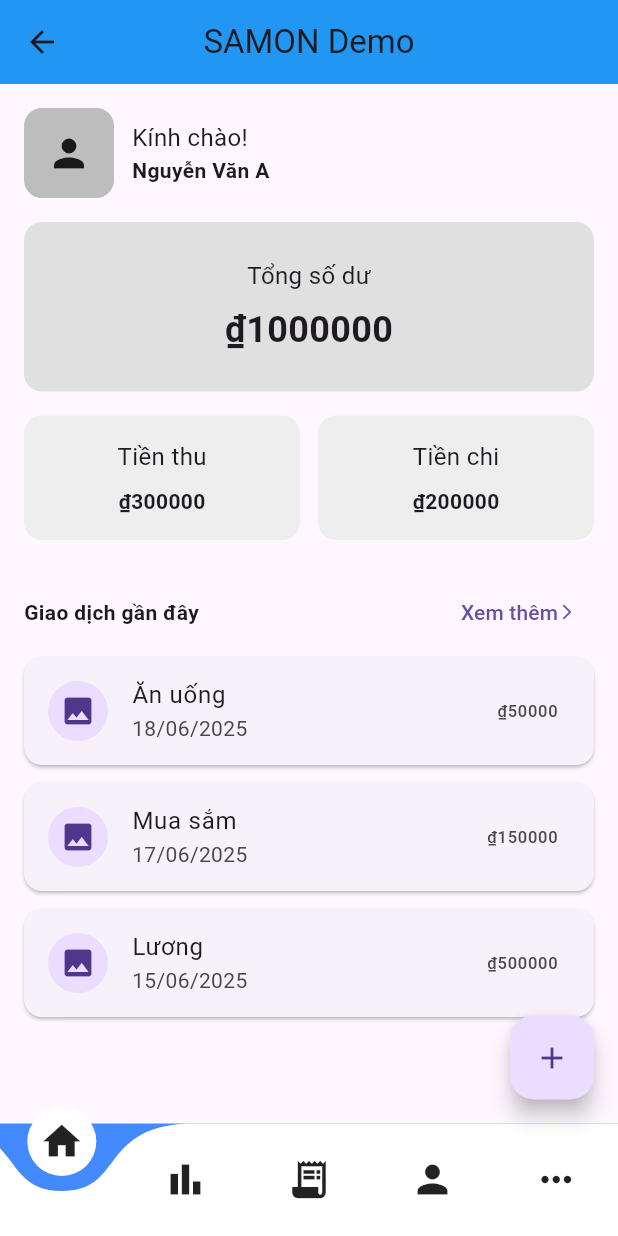
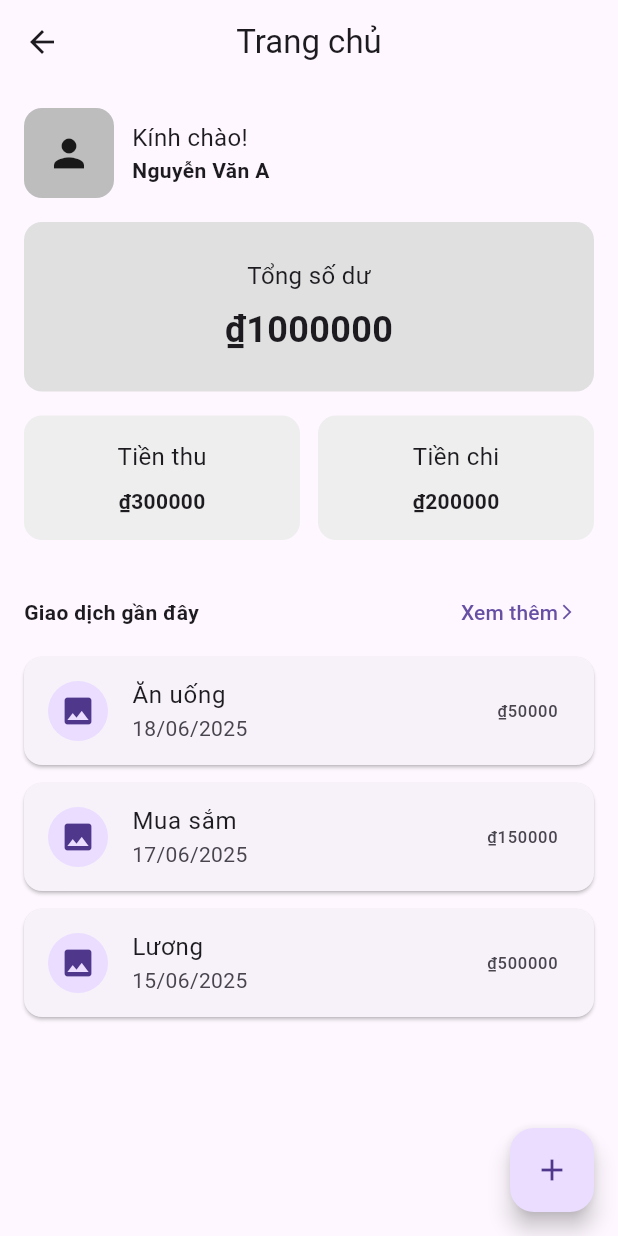
Before and after one commit to NazeCreative/SAMON, a Flutter app: the HomeScreen screen opened directly, on a phone screen of 412 x 824 dp. Run offline on Flutter 3.47's test engine with Material 3 defaults, Android fonts, the phone set to English and light mode, and no system bars; drawn by our look-alikes of curved_navigation_bar; our stand-ins replace fl_chart.

Commit message:
bỏ bot_nav_bar

```diff
--- a/project_s/lib/screens/home_screen.dart
+++ b/project_s/lib/screens/home_screen.dart
@@ -1,19 +1,8 @@
 import 'package:flutter/material.dart';
-import 'package:curved_navigation_bar/curved_navigation_bar.dart';
 import 'add_transaction_screen.dart';
 import 'statistics_screen.dart';
 
-class HomeScreen extends StatefulWidget {
-  const HomeScreen({Key? key}) : super(key: key);
-
-  @override
-  State<HomeScreen> createState() => _HomeScreenState();
-}
-
-class _HomeScreenState extends State<HomeScreen> {
-  int index = 0;
-  final GlobalKey<CurvedNavigationBarState> _bottomNavigationKey = GlobalKey();
-
+class HomeScreen extends StatelessWidget {
   final String username = "Nguyễn Văn A";
   final double tongSoDu = 1000000;
   final double tienThu = 300000;
@@ -25,17 +14,15 @@ class _HomeScreenState extends State<HomeScreen> {
     {"title": "Lương", "amount": 500000, "date": "15/06/2025"},
   ];
 
-  List<Widget> get screens => [
-    _buildMainContent(),
-    const Center(child: Text('Thống kê', style: TextStyle(fontSize: 24))),
-    const Center(child: Text('Ghi chú', style: TextStyle(fontSize: 24))),
-    const Center(child: Text('Tài khoản', style: TextStyle(fontSize: 24))),
-    const Center(child: Text('Khác', style: TextStyle(fontSize: 24))),
-  ];
-
-  Widget _buildMainContent() {
-    return SingleChildScrollView(
-      padding: const EdgeInsets.all(16),
+  @override
+  Widget build(BuildContext context) {
+    return Scaffold(
+      appBar: AppBar(
+        title: Text('Trang chủ'),
+        centerTitle: true,
+      ),
+      body: SingleChildScrollView(
+        padding: EdgeInsets.all(16),
         child: Column(
           crossAxisAlignment: CrossAxisAlignment.start,
           children: [
@@ -48,92 +35,92 @@ class _HomeScreenState extends State<HomeScreen> {
                     color: Colors.grey[400],
                     borderRadius: BorderRadius.circular(12),
                   ),
-                child: const Icon(Icons.person, size: 30),
+                  child: Icon(Icons.person, size: 30),
                 ),
-              const SizedBox(width: 12),
+                SizedBox(width: 12),
                 Column(
                   crossAxisAlignment: CrossAxisAlignment.start,
                   children: [
-                  const Text('Kính chào!', style: TextStyle(fontSize: 16)),
-                  Text(username, style: const TextStyle(fontWeight: FontWeight.bold)),
+                    Text('Kính chào!', style: TextStyle(fontSize: 16)),
+                    Text(username, style: TextStyle(fontWeight: FontWeight.bold)),
                   ],
                 )
               ],
             ),
-          const SizedBox(height: 16),
+            SizedBox(height: 16),
             Container(
               width: double.infinity,
-            padding: const EdgeInsets.all(24),
+              padding: EdgeInsets.all(24),
               decoration: BoxDecoration(
                 color: Colors.grey[300],
                 borderRadius: BorderRadius.circular(12),
               ),
               child: Column(
                 children: [
-                const Text('Tổng số dư', style: TextStyle(fontSize: 16)),
-                const SizedBox(height: 8),
+                  Text('Tổng số dư', style: TextStyle(fontSize: 16)),
+                  SizedBox(height: 8),
                   Text('₫${tongSoDu.toStringAsFixed(0)}',
-                    style: const TextStyle(fontSize: 24, fontWeight: FontWeight.bold)),
+                      style: TextStyle(fontSize: 24, fontWeight: FontWeight.bold)),
                 ],
               ),
             ),
-          const SizedBox(height: 16),
+            SizedBox(height: 16),
             Row(
               children: [
                 Expanded(
                   child: Container(
-                  padding: const EdgeInsets.all(16),
+                    padding: EdgeInsets.all(16),
                     decoration: BoxDecoration(
                       color: Colors.grey[200],
                       borderRadius: BorderRadius.circular(12),
                     ),
                     child: Column(
                       children: [
-                      const Text('Tiền thu', style: TextStyle(fontSize: 16)),
-                      const SizedBox(height: 8),
+                        Text('Tiền thu', style: TextStyle(fontSize: 16)),
+                        SizedBox(height: 8),
                         Text('₫${tienThu.toStringAsFixed(0)}',
-                          style: const TextStyle(fontWeight: FontWeight.bold)),
+                            style: TextStyle(fontWeight: FontWeight.bold)),
                       ],
                     ),
                   ),
                 ),
-              const SizedBox(width: 12),
+                SizedBox(width: 12),
                 Expanded(
                   child: Container(
-                  padding: const EdgeInsets.all(16),
+                    padding: EdgeInsets.all(16),
                     decoration: BoxDecoration(
                       color: Colors.grey[200],
                       borderRadius: BorderRadius.circular(12),
                     ),
                     child: Column(
                       children: [
-                      const Text('Tiền chi', style: TextStyle(fontSize: 16)),
-                      const SizedBox(height: 8),
+                        Text('Tiền chi', style: TextStyle(fontSize: 16)),
+                        SizedBox(height: 8),
                         Text('₫${tienChi.toStringAsFixed(0)}',
-                          style: const TextStyle(fontWeight: FontWeight.bold)),
+                            style: TextStyle(fontWeight: FontWeight.bold)),
                       ],
                     ),
                   ),
                 ),
               ],
             ),
-          const SizedBox(height: 24),
+            SizedBox(height: 24),
             Row(
               mainAxisAlignment: MainAxisAlignment.spaceBetween,
               children: [
-              const Text('Giao dịch gần đây', style: TextStyle(fontWeight: FontWeight.bold)),
+                Text('Giao dịch gần đây', style: TextStyle(fontWeight: FontWeight.bold)),
                 TextButton(
                   onPressed: () {},
-                child: const Row(
+                  child: Row(
                     children: [Text('Xem thêm'), Icon(Icons.arrow_forward_ios, size: 12)],
                   ),
                 )
               ],
             ),
             ...transactions.map((tx) => Card(
-            margin: const EdgeInsets.symmetric(vertical: 6),
+              margin: EdgeInsets.symmetric(vertical: 6),
               child: ListTile(
-              leading: const CircleAvatar(
+                leading: CircleAvatar(
                   child: Icon(Icons.image),
                 ),
                 title: Text(tx['title']),
@@ -141,21 +128,10 @@ class _HomeScreenState extends State<HomeScreen> {
                 trailing: Text('₫${tx['amount']}'),
               ),
             )),
-          const SizedBox(height: 100),
+            SizedBox(height: 100),
           ],
         ),
-    );
-  }
-
-  @override
-  Widget build(BuildContext context) {
-    return Scaffold(
-      appBar: AppBar(
-        title: const Text('SAMON Demo'),
-        backgroundColor: Colors.blue,
-        centerTitle: true,
       ),
-      body: screens[index],
       floatingActionButton: FloatingActionButton(
         onPressed: () {
           Navigator.push(
@@ -163,31 +139,9 @@ class _HomeScreenState extends State<HomeScreen> {
             MaterialPageRoute(builder: (_) => AddTransactionScreen()),
           );
         },
-        child: const Icon(Icons.add),
+        child: Icon(Icons.add),
       ),
       floatingActionButtonLocation: FloatingActionButtonLocation.endFloat,
-      bottomNavigationBar: CurvedNavigationBar(
-        key: _bottomNavigationKey,
-        index: index,
-        items: const <Widget>[
-          Icon(Icons.home, size: 30),
-          Icon(Icons.bar_chart, size: 30),
-          Icon(Icons.receipt_long, size: 30),
-          Icon(Icons.person, size: 30),
-          Icon(Icons.more_horiz, size: 30),
-        ],
-        color: Colors.white,
-        buttonBackgroundColor: Colors.white,
-        backgroundColor: Colors.blueAccent,
-        animationCurve: Curves.easeInOut,
-        animationDuration: const Duration(milliseconds: 600),
-        onTap: (selectedIndex) {
-          setState(() {
-            index = selectedIndex;
-          });
-        },
-        letIndexChange: (index) => true,
-      ),
     );
   }
 }
```
Lines whose indentation alone changed are shown as unchanged.
